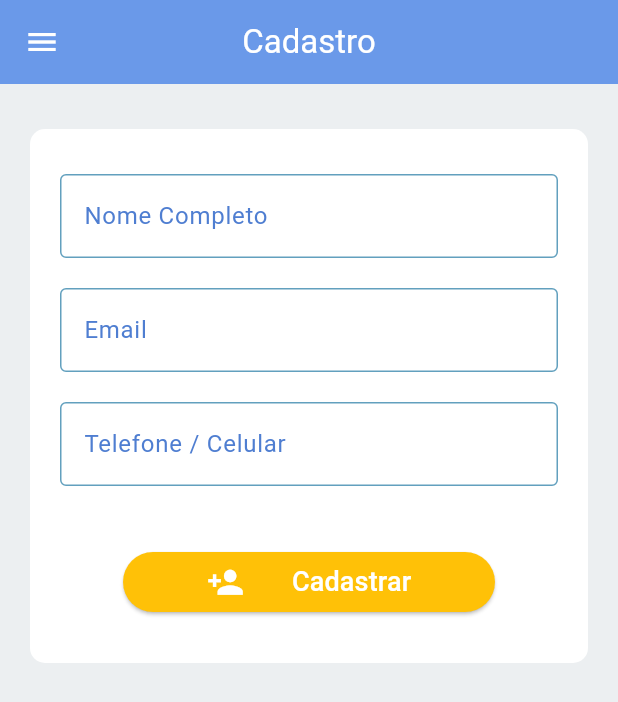
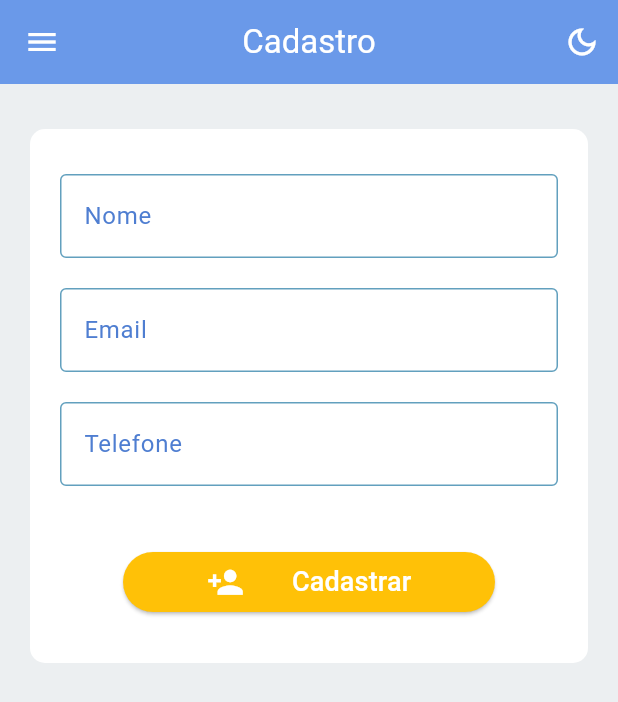
Before and after one commit to RafaelZapicoDev/agendaFlutter, a Flutter app: the screen it shows after launch, after a tap on "Cadastrar Contato", on a phone screen of 412 x 824 dp. Shown: the top 702 px of the screen. Run offline on Flutter 3.47's test engine with Material 3 defaults, Android fonts, the phone set to English and light mode, and no system bars.

Commit message:
textinput virou widget separado e implementei temas

```diff
--- a/lib/Controller/main.dart
+++ b/lib/Controller/main.dart
@@ -1,12 +1,32 @@
 import 'package:flutter/material.dart';
+import 'package:provider/provider.dart';
 import 'package:recipes/View/home.dart';
-import 'package:recipes/View/viewResources/estilo.dart';
+
+import 'package:recipes/View/viewResources/n_tema.dart';
 
 void main() {
-  runApp(MaterialApp(
-    title: "Agenda",
-    home: const Home(),
-    debugShowCheckedModeBanner: false,
-    theme: estilo(),
-  ));
+  runApp(
+    ChangeNotifierProvider(
+      create: (context) => ThemeNotifier(),
+      child: const MyApp(),
+    ),
+  );
 }
+
+class MyApp extends StatelessWidget {
+  const MyApp({super.key});
+
+  @override
+  Widget build(BuildContext context) {
+    return Consumer<ThemeNotifier>(
+      builder: (context, themeNotifier, child) {
+        return MaterialApp(
+          title: "Agenda",
+          home: const Home(),
+          debugShowCheckedModeBanner: false,
+          theme: themeNotifier.currentTheme,
+        );
+      },
+    );
+  }
+}
--- a/lib/View/busca.dart
+++ b/lib/View/busca.dart
@@ -26,7 +26,6 @@ class BuscaState extends State<Busca> {
             Navigator.push(context,
                 MaterialPageRoute(builder: (context) => const Cadastro()));
           },
-          backgroundColor: Colors.amber[600],
           child: const Icon(
             Icons.add,
             color: Colors.white,
--- a/lib/View/cadastro.dart
+++ b/lib/View/cadastro.dart
@@ -3,6 +3,7 @@ import 'package:recipes/Model/contato.dart';
 import 'package:recipes/Model/contato_service.dart';
 import 'package:recipes/View/busca.dart';
 import 'package:recipes/View/viewResources/barra_superior.dart';
+import 'package:recipes/View/viewResources/input_text.dart';
 import 'package:recipes/View/viewResources/menu.dart';
 
 class Cadastro extends StatefulWidget {
@@ -32,45 +33,11 @@ class CadastroState extends State<Cadastro> {
           child: Column(
             mainAxisAlignment: MainAxisAlignment.spaceEvenly,
             children: [
-              TextField(
-                controller: nome,
-                decoration: const InputDecoration(
-                    labelText: "Nome Completo",
-                    focusedBorder: OutlineInputBorder(
-                        borderSide: BorderSide(color: Colors.amber)),
-                    enabledBorder: OutlineInputBorder(
-                        borderSide: BorderSide(
-                            color: Color.fromARGB(255, 98, 160, 190))),
-                    labelStyle:
-                        TextStyle(color: Color.fromARGB(255, 79, 126, 209))),
-              ),
+              InputText(controller: nome, label: "Nome"),
               const Padding(padding: EdgeInsets.only(bottom: 20)),
-              TextField(
-                controller: email,
-                decoration: const InputDecoration(
-                    labelText: "Email",
-                    focusedBorder: OutlineInputBorder(
-                        borderSide: BorderSide(color: Colors.amber)),
-                    enabledBorder: OutlineInputBorder(
-                        borderSide: BorderSide(
-                            color: Color.fromARGB(255, 98, 160, 190))),
-                    labelStyle:
-                        TextStyle(color: Color.fromARGB(255, 79, 126, 209))),
-              ),
+              InputText(controller: email, label: "Email"),
               const Padding(padding: EdgeInsets.only(bottom: 20)),
-              TextField(
-                controller: telefone,
-                keyboardType: TextInputType.number,
-                decoration: const InputDecoration(
-                    labelText: "Telefone / Celular",
-                    focusedBorder: OutlineInputBorder(
-                        borderSide: BorderSide(color: Colors.amber)),
-                    enabledBorder: OutlineInputBorder(
-                        borderSide: BorderSide(
-                            color: Color.fromARGB(255, 98, 160, 190))),
-                    labelStyle:
-                        TextStyle(color: Color.fromARGB(255, 79, 126, 209))),
-              ),
+              InputText(controller: telefone, label: "Telefone"),
               const Padding(padding: EdgeInsets.only(bottom: 40)),
               Builder(builder: (BuildContext context) {
                 return ElevatedButton(
--- a/lib/View/viewResources/barra_superior.dart
+++ b/lib/View/viewResources/barra_superior.dart
@@ -1,6 +1,10 @@
 import 'package:flutter/material.dart';
+import 'package:provider/provider.dart';
+import 'package:recipes/View/viewResources/n_tema.dart';
 
 class Barrasuperior extends AppBar {
+  final bool tema = false;
+
   Barrasuperior({super.key, required nome})
       : super(
             title: Text("$nome"),
@@ -11,5 +15,15 @@ class Barrasuperior extends AppBar {
                 onPressed: () => Scaffold.of(context).openDrawer(),
               );
             }),
+            actions: [
+              Builder(builder: (BuildContext context) {
+                return IconButton(
+                  icon: const Icon(Icons.dark_mode_outlined),
+                  onPressed: () {
+                    Provider.of<ThemeNotifier>(context, listen: false)
+                        .toggleTheme();
+                  },
                 );
+              }),
+            ]);
 }
--- a/lib/View/viewResources/estilo.dart
+++ b/lib/View/viewResources/estilo.dart
@@ -1,8 +1,6 @@
 import 'package:flutter/material.dart';
 
-ThemeData estilo() {
-  ThemeData base = ThemeData.dark();
-  return base.copyWith(
+final ThemeData temaClaro = ThemeData(
     primaryColor: Colors.blueAccent,
     scaffoldBackgroundColor: Colors.blueGrey[50],
     drawerTheme: const DrawerThemeData(
@@ -12,5 +10,17 @@ ThemeData estilo() {
         backgroundColor: Color.fromARGB(255, 106, 153, 233),
         foregroundColor: Colors.white),
     floatingActionButtonTheme: const FloatingActionButtonThemeData(
-          backgroundColor: Color.fromARGB(255, 241, 167, 69)));
-}
+        backgroundColor: Color.fromARGB(255, 255, 179, 0)));
+
+final ThemeData temaEscuro = ThemeData(
+  primaryColor: const Color.fromARGB(255, 155, 166, 185),
+  scaffoldBackgroundColor: const Color.fromARGB(255, 61, 58, 73),
+  drawerTheme:
+      const DrawerThemeData(backgroundColor: Color.fromARGB(95, 0, 0, 0)),
+  colorScheme: const ColorScheme.dark(),
+  appBarTheme: const AppBarTheme(
+      backgroundColor: Color.fromARGB(255, 6, 26, 61),
+      foregroundColor: Colors.white),
+  floatingActionButtonTheme: const FloatingActionButtonThemeData(
+      backgroundColor: Color.fromARGB(255, 255, 179, 0)),
+);
--- /dev/null
+++ b/lib/View/viewResources/input_text.dart
@@ -0,0 +1,26 @@
+import 'package:flutter/material.dart';
+
+class InputText extends StatelessWidget {
+  final TextEditingController controller;
+  final String label;
+
+  const InputText({super.key, required this.controller, required this.label});
+
+  @override
+  Widget build(BuildContext context) {
+    return TextField(
+      style: const TextStyle(color: Colors.black),
+      controller: controller,
+      decoration: InputDecoration(
+        labelText: label,
+        focusedBorder: const OutlineInputBorder(
+          borderSide: BorderSide(color: Colors.amber),
+        ),
+        enabledBorder: const OutlineInputBorder(
+          borderSide: BorderSide(color: Color.fromARGB(255, 98, 160, 190)),
+        ),
+        labelStyle: const TextStyle(color: Color.fromARGB(255, 79, 126, 209)),
+      ),
+    );
+  }
+}
--- /dev/null
+++ b/lib/View/viewResources/n_tema.dart
@@ -0,0 +1,14 @@
+import 'package:flutter/material.dart';
+import 'package:recipes/View/viewResources/estilo.dart';
+
+class ThemeNotifier with ChangeNotifier {
+  bool _isDark = false;
+  bool get isDark => _isDark;
+
+  ThemeData get currentTheme => _isDark ? temaEscuro : temaClaro;
+
+  void toggleTheme() {
+    _isDark = !_isDark;
+    notifyListeners();
+  }
+}
--- a/pubspec.yaml
+++ b/pubspec.yaml
@@ -31,6 +31,7 @@ environment:
 dependencies:
   flutter:
     sdk: flutter
+  provider: ^6.0.0
 
 
   # The following adds the Cupertino Icons font to your application.
```
Also changed, not shown: pubspec.lock. Lines whose indentation alone changed are shown as unchanged.
